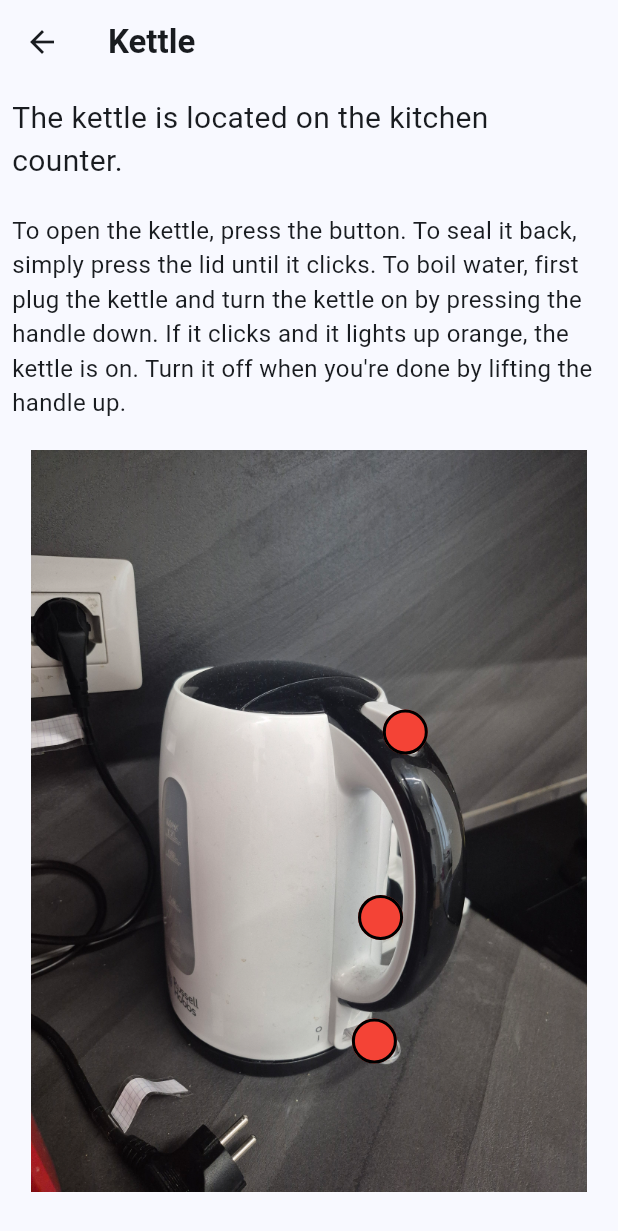
After one commit to francinze/altag, a Flutter app: the KitchenAppliancesPage screen opened by its route, after a tap on "Kettle", on a phone screen of 412 x 824 dp. The commit adds this screen. Shown: the top 1231 px of the screen. Run offline on Flutter 3.47's test engine with Material 3 defaults, Android fonts, the phone set to English and light mode, and no system bars; our stand-ins replace cloud_firestore, firebase_auth, firebase_core, firebase_database; missing offline and left inert: webauthn; accounts and stored records are empty; generated files the repository leaves out were written again; statements that could not run were skipped.

Commit message:
Added kettle

```diff
--- a/lib/l10n/intl_en.arb
+++ b/lib/l10n/intl_en.arb
@@ -60,7 +60,7 @@
     "kitchenCoffeeMakerInstructions": "To brew a cup of coffee, first take your preferred filter from the jar on the coffee maker. Extract the tray and position the filter inside it, then re-insert the tray. Make sure the water tank is full. \nYou just need to plug the coffee maker, press the button one time and it will start to make coffee. The machine will brew the coffee, and just press the button again when you're done to turn it off.",
     "kitchenCoffeeMakerButtonLabel": "Button",
     "kitchenCoffeeMakerJarLabel": "Jar",
-    "kitchenCoffeeMakerPlugLabel": "Plug",
+    "plugLabel": "Plug",
     "kitchenCoffeeMakerTrayLabel": "Tray",
     "kitchenCoffeeMakerWaterTankLabel": "Water Tank",
     "kitchenCounterPlugsTitle": "Counter Plugs",
@@ -69,6 +69,9 @@
     "kitchenFridgeSubtitle": "The fridge is located to the right of the kitchen counter.",
     "kitchenKettleTitle": "Kettle",
     "kitchenKettleSubtitle": "The kettle is located on the kitchen counter.",
+    "kitchenKettleInstructions": "To open the kettle, press the button. To seal it back, simply press the lid until it clicks. To boil water, first plug the kettle and turn the kettle on by pressing the handle down. If it clicks and it lights up orange, the kettle is on. Turn it off when you're done by lifting the handle up.",
+    "kitchenKettleButtonLabel": "Button",
+    "kitchenKettleHandleLabel": "Handle",
     "kitchenMicrowaveTitle": "Microwave",
     "kitchenMicrowaveSubtitle": "The microwave is located on the kitchen counter.",
     "kitchenOvenTitle": "Oven",
--- a/lib/l10n/intl_it.arb
+++ b/lib/l10n/intl_it.arb
@@ -60,7 +60,7 @@
     "kitchenCoffeeMakerInstructions": "Per fare un caffè, prendere una capsula dal barattolo sulla caffettiera. Estrarre il supporto dalla caffettiera, inserire il filtro e rimettere il supporto. Controllare che l'acqua della caffettiera non sia vuota. \nAttaccare la presa e premere una volta il pulsante. Il caffé comincerà ad essere erogato, per farlo smettere premere di nuovo il pulsante.",
     "kitchenCoffeeMakerButtonLabel": "Pulsante",
     "kitchenCoffeeMakerJarLabel": "Barattolo",
-    "kitchenCoffeeMakerPlugLabel": "Presa",
+    "plugLabel": "Presa",
     "kitchenCoffeeMakerTrayLabel": "Supporto",
     "kitchenCoffeeMakerWaterTankLabel": "Acqua",
     "kitchenCounterPlugsTitle": "Prese del bancone",
@@ -69,6 +69,9 @@
     "kitchenFridgeSubtitle": "Il Frigorifero è situato a destra del bancone della cucina.",
     "kitchenKettleTitle": "Bollitore",
     "kitchenKettleSubtitle": "Il bollitore è situato sul bancone nella cucina.",
+    "kitchenKettleInstruction": "Per aprire il bollitore, premere il pulsante. Il coperchio si aprirà docemente, per richiuderlo basta premere fino a quando non cliccherà. Per bollire l'acqua, prima collegare la presa, e premere il tasto. Se il tasto si illumina di arancione, il bollitore è acceso. Per spegnerlo, alzare il tasto.",
+    "kitchenKettleButtonLabel": "Pulsante",
+    "kitchenKettleHandleLabel": "Tasto",
     "kitchenMicrowaveTitle": "Microonde",
     "kitchenMicrowaveSubtitle": "Il microonde è situato sul bancone nella cucina.",
     "kitchenOvenTitle": "Forno",
--- /dev/null
+++ b/lib/pages/appliances/kettle.dart
@@ -0,0 +1,40 @@
+import 'package:flutter/material.dart';
+
+import '../../generated/l10n.dart';
+import '../../widgets/image_tooltip.dart';
+
+class KettlePage extends StatelessWidget {
+  const KettlePage({super.key});
+
+  @override
+  Widget build(BuildContext context) {
+    final s = S.of(context);
+    return Scaffold(
+        appBar: AppBar(
+            title: Text(s.kitchenKettleTitle,
+                style: const TextStyle(fontWeight: FontWeight.bold))),
+        body: Padding(
+            padding: const EdgeInsets.all(8.0),
+            child: SingleChildScrollView(
+                child: Center(
+                    child: Column(
+              children: [
+                Text(s.kitchenKettleSubtitle,
+                    style: const TextStyle(fontSize: 20)),
+                const SizedBox(height: 20),
+                Text(s.kitchenKettleInstructions,
+                    style: const TextStyle(fontSize: 16)),
+                const SizedBox(height: 20),
+                Stack(children: [
+                  Image.asset('assets/appliances/bollitore.jpg',
+                      width: MediaQuery.of(context).size.width,
+                      height: MediaQuery.of(context).size.height * 0.6,
+                      fit: BoxFit.contain),
+                  ImageTooltip(s.kitchenKettleButtonLabel, 0.21, 0.6),
+                  ImageTooltip(s.kitchenKettleHandleLabel, 0.46, 0.55),
+                  ImageTooltip(s.plugLabel, 0.36, 0.56),
+                ]),
+              ],
+            )))));
+  }
+}
--- a/lib/pages/appliances/kitchen.dart
+++ b/lib/pages/appliances/kitchen.dart
@@ -1,4 +1,5 @@
 import 'package:altag/pages/appliances/coffee_maker.dart';
+import 'package:altag/pages/appliances/kettle.dart';
 import 'package:flutter/material.dart';
 
 import '../../generated/l10n.dart';
@@ -37,11 +38,14 @@ class KitchenAppliancesPage extends StatelessWidget {
           trailing: const Icon(Icons.arrow_forward_ios),
         ),
         ListTile(
-          leading: const Icon(Icons.h_mobiledata),
-          title: Text(s.kitchenKettleTitle),
-          subtitle: Text(s.kitchenKettleSubtitle),
-          trailing: const Icon(Icons.arrow_forward_ios),
-        ),
+            leading: const Icon(Icons.h_mobiledata),
+            title: Text(s.kitchenKettleTitle),
+            subtitle: Text(s.kitchenKettleSubtitle),
+            trailing: const Icon(Icons.arrow_forward_ios),
+            onTap: () => Navigator.push(
+                  context,
+                  MaterialPageRoute(builder: (context) => const KettlePage()),
+                )),
         ListTile(
           leading: const Icon(Icons.breakfast_dining),
           title: Text(s.kitchenToasterTitle),
--- a/lib/widgets/image_tooltip.dart
+++ b/lib/widgets/image_tooltip.dart
@@ -9,8 +9,8 @@ class ImageTooltip extends StatelessWidget {
   @override
   Widget build(BuildContext context) {
     return Positioned(
-        top: top,
-        left: left,
+        top: MediaQuery.of(context).size.height * top,
+        left: MediaQuery.of(context).size.width * left,
         child: Material(
           color: Colors.red,
           shape: const CircleBorder(
```
Also changed, not shown: lib/pages/appliances/coffee_maker.dart (+5 -25 lines), lib/pages/unauth.dart (+8 -5 lines), lib/pages/whiteboard.dart (+5 -3 lines), lib/generated/intl/messages_en.dart, lib/generated/intl/messages_it.dart, lib/generated/l10n.dart, 1 other file.
